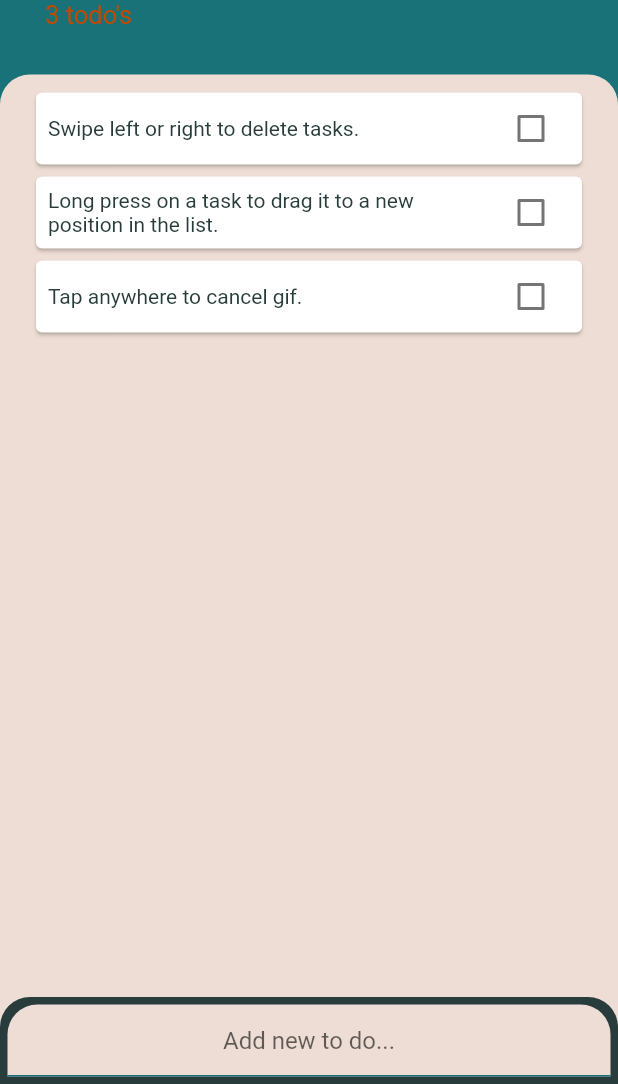
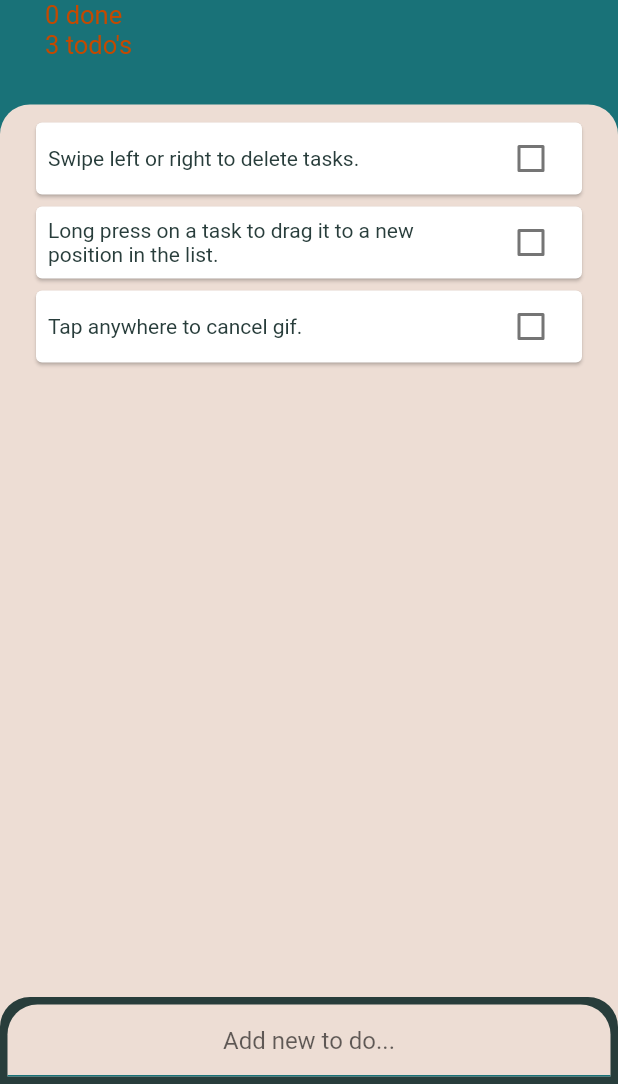
Before and after one commit to IvorNorval/todoey_flutter, a Flutter app: the screen it shows after launch, on a phone screen of 412 x 824 dp, the part 152-1236 px from its top. Run offline on Flutter 3.47's test engine with Material 2 defaults, Android fonts, the light colour scheme and no system bars; drawn by our look-alikes of shimmer; our stand-ins replace fluttertoast, hive, hive_flutter; accounts and stored records are empty; generated files the repository leaves out were written again.

Commit message:
update heading_widget

```diff
--- a/lib/services/hive_helper.dart
+++ b/lib/services/hive_helper.dart
@@ -14,10 +14,19 @@ class HiveHelper extends ChangeNotifier {
   dynamic getGlobalKey(int index) => getTaskBox().keyAt(index);
 
   void addTask(Task newTask) {
-    Iterable<dynamic> keys = getTaskBox().keys;
-    print(keys.toString());
     getTaskBox().add(newTask);
     notifyListeners();
+  }
+
+  int getDoneTasksCount() {
+    final List<Task> taskList = getTaskList();
+    int count = 0;
+    for (final Task task in taskList) {
+      if (task.isDone) {
+        count++;
+      }
+    }
+    return count;
   }
 
   List<Task> getTaskList() {
--- a/lib/widgets/heading_widget.dart
+++ b/lib/widgets/heading_widget.dart
@@ -65,7 +65,14 @@ class _HeadingState extends State<Heading> with TickerProviderStateMixin {
                 ),
               ),
               Text(
-                "${hiveHelper.getTaskBoxLength()} todo's",
+                "${hiveHelper.getDoneTasksCount()} done",
+                style: const TextStyle(
+                  color: Color(0xfFc44900),
+                  fontSize: 17.0,
+                ),
+              ),
+              Text(
+                "${hiveHelper.getTaskBoxLength() - hiveHelper.getDoneTasksCount()} todo's",
                 style: const TextStyle(
                   color: Color(0xfFc44900),
                   fontSize: 17.0,
```
